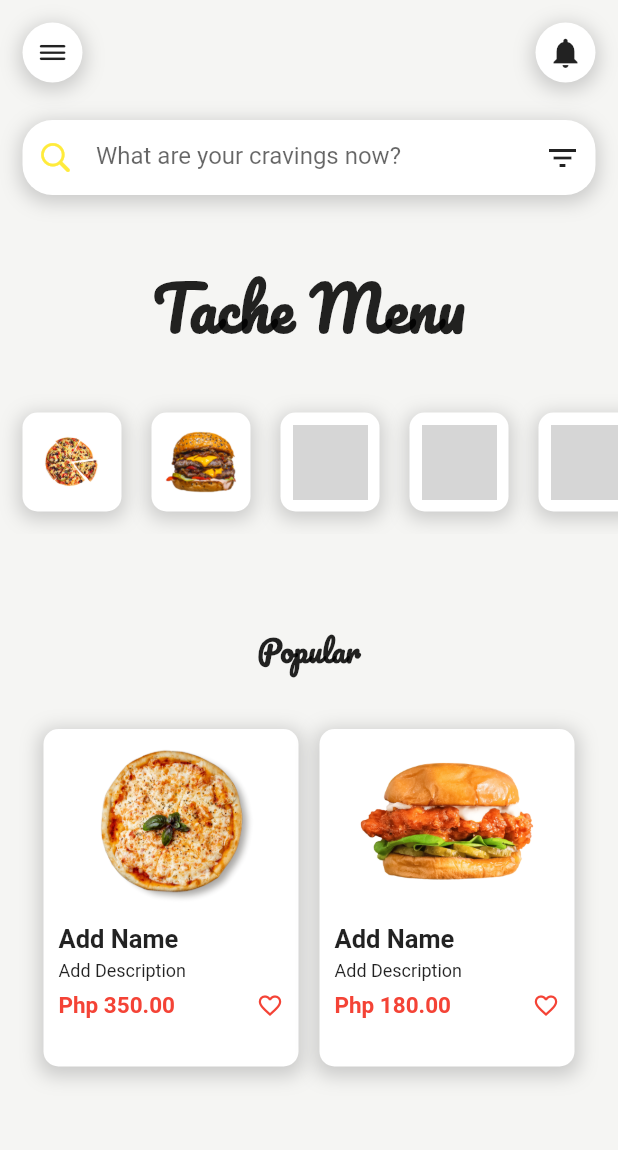
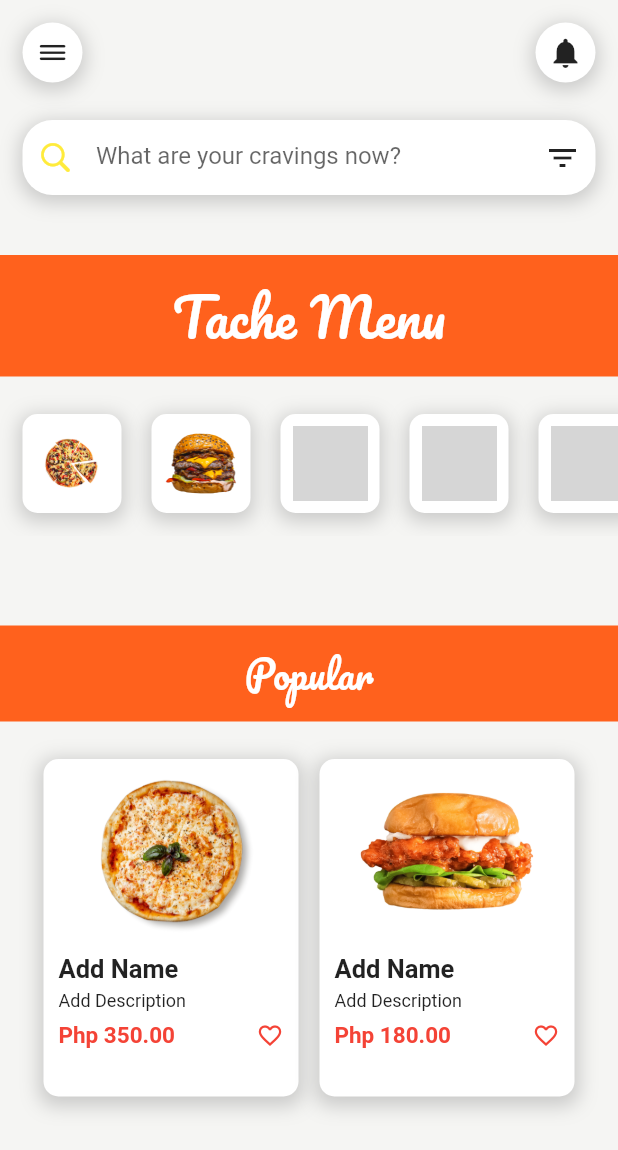
Before and after one commit to jeffabenoja/Flutter-Food-App, a Flutter app: the screen it shows after launch, on a phone screen of 412 x 824 dp. Shown: the top 1150 px of the screen. Run offline on Flutter 3.47's test engine with Material 2 defaults, Android fonts, the phone set to English and light mode, and no system bars; our stand-ins replace google_fonts; grey boxes are pictures that could not be loaded.

Commit message:
added some colors

```diff
--- a/lib/Pages/HomePage.dart
+++ b/lib/Pages/HomePage.dart
@@ -76,17 +76,22 @@ class HomePage extends StatelessWidget {
           // Tache Menu Section
           Padding(
             padding: EdgeInsets.symmetric(vertical: 30),
+            child: Container(
+              width: double.infinity,
               child: Column(
-              crossAxisAlignment: CrossAxisAlignment.center,
+                mainAxisAlignment: MainAxisAlignment.center,
                 children: [
-                Padding(
-                  padding: EdgeInsets.only(bottom: 10),
+                  Container(
+                    width: double.infinity,
+                    color: Color.fromARGB(255, 255, 97, 29),
+                    padding: EdgeInsets.all(10),
                     child: Text(
                       "Tache Menu",
                       style: GoogleFonts.pacifico(
-                      fontWeight: FontWeight.bold,
-                      fontSize: 40,
+                        fontSize: 35,
+                        color: Colors.white,
                       ),
+                      textAlign: TextAlign.center,
                     ),
                   ),
                   Padding(
@@ -96,21 +101,27 @@ class HomePage extends StatelessWidget {
                 ],
               ),
             ),
+          ),
 
           // Popular Section
           Padding(
             padding: EdgeInsets.symmetric(vertical: 30),
+            child: Container(
+              width: double.infinity,
               child: Column(
-              crossAxisAlignment: CrossAxisAlignment.center,
+                mainAxisAlignment: MainAxisAlignment.center,
                 children: [
-                Padding(
-                  padding: EdgeInsets.only(bottom: 10),
+                  Container(
+                    width: double.infinity,
+                    color: Color.fromARGB(255, 255, 97, 29),
+                    padding: EdgeInsets.all(10),
                     child: Text(
                       "Popular",
                       style: GoogleFonts.pacifico(
-                      fontWeight: FontWeight.bold,
-                      fontSize: 20,
+                        fontSize: 25,
+                        color: Colors.white,
                       ),
+                      textAlign: TextAlign.center,
                     ),
                   ),
                   Padding(
@@ -120,6 +131,7 @@ class HomePage extends StatelessWidget {
                 ],
               ),
             ),
+          ),
         ],
       ),
     );
```
Lines whose indentation alone changed are shown as unchanged.
